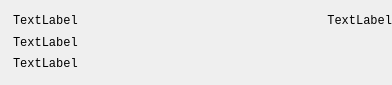
First picture: the form in src/gui/ui/transactionframe.ui, repository ConcealNetwork/conceal-desktop, before the edit.
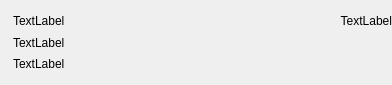
Second picture: the form after the edit.

```diff
--- a/src/gui/ui/transactionframe.ui
+++ b/src/gui/ui/transactionframe.ui
@@ -84,7 +84,7 @@
         <widget class="QLabel" name="m_timeLabel">
          <property name="font">
           <font>
-           <family>Courier New</family>
+           <family>Arial</family>
            <pointsize>9</pointsize>
           </font>
          </property>
@@ -97,7 +97,7 @@
         <widget class="QLabel" name="m_messageLabel">
          <property name="font">
           <font>
-           <family>Courier New</family>
+           <family>Arial</family>
            <pointsize>9</pointsize>
           </font>
          </property>
@@ -115,7 +115,7 @@
       <widget class="QLabel" name="m_hashLabel">
        <property name="font">
         <font>
-         <family>Courier New</family>
+         <family>Arial</family>
          <pointsize>9</pointsize>
         </font>
        </property>
@@ -140,7 +140,7 @@
       <widget class="QLabel" name="m_amountLabel">
        <property name="font">
         <font>
-         <family>Courier New</family>
+         <family>Arial</family>
          <pointsize>9</pointsize>
         </font>
        </property>
```
